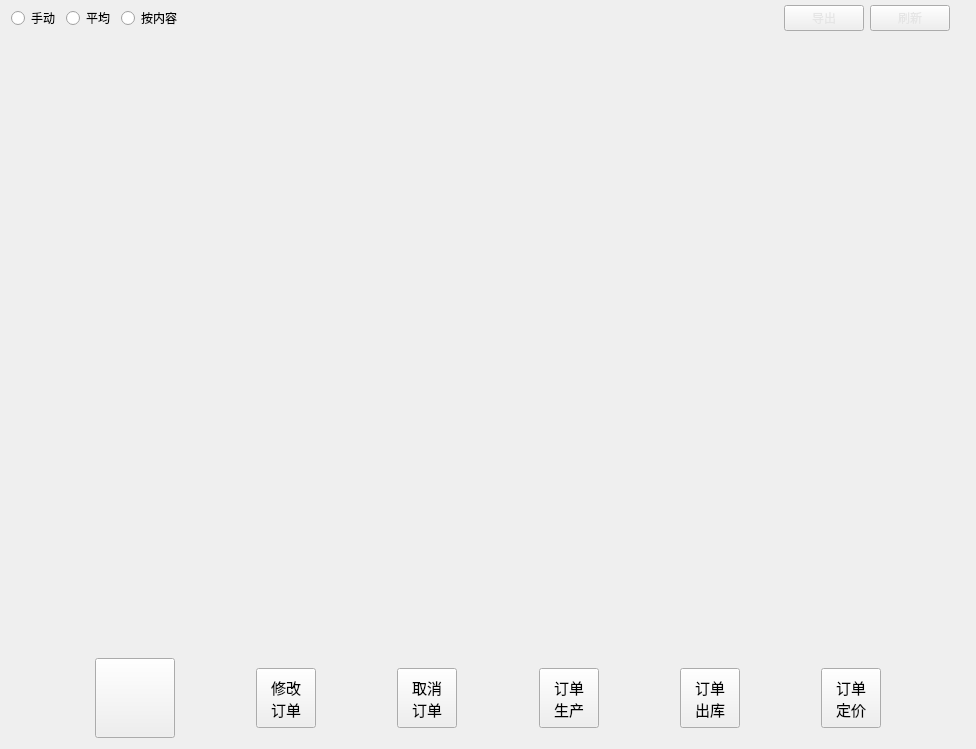
superp2017/NTERP, file Qt/ERP/ordermanager.ui: the form before one commit.
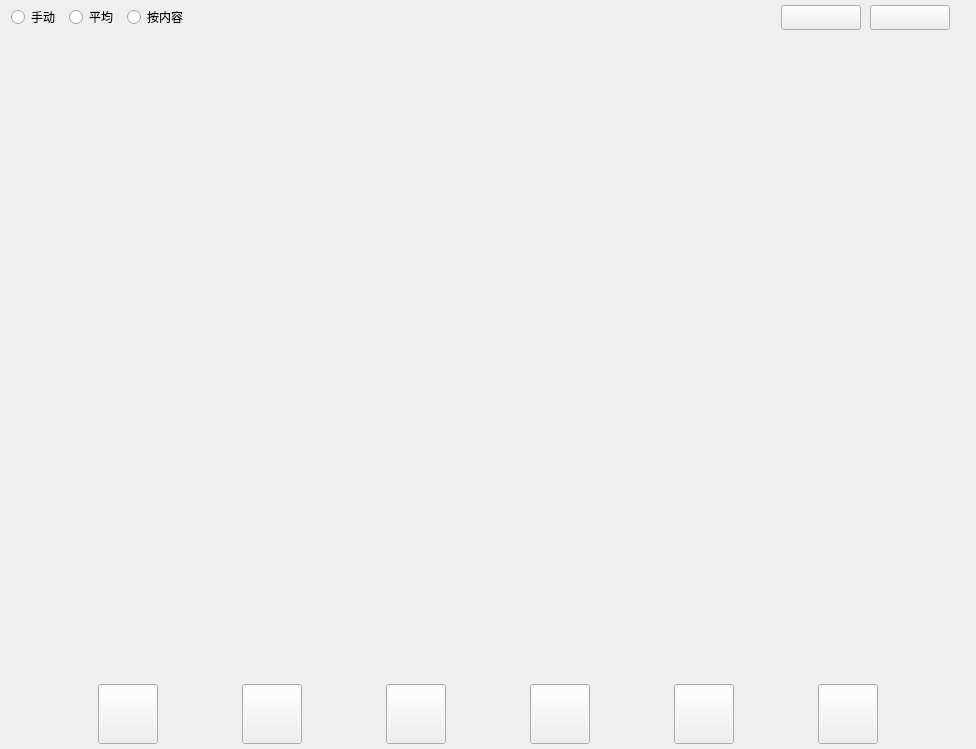
The form after the commit.

The edit to the form file:
```diff
--- a/Qt/ERP/ordermanager.ui
+++ b/Qt/ERP/ordermanager.ui
@@ -15,13 +15,28 @@
   </property>
   <layout class="QGridLayout" name="gridLayout">
    <property name="topMargin">
-    <number>5</number>
+    <number>0</number>
+   </property>
+   <property name="bottomMargin">
+    <number>0</number>
+   </property>
+   <property name="verticalSpacing">
+    <number>0</number>
    </property>
    <item row="0" column="0">
     <layout class="QHBoxLayout" name="horizontalLayout">
+     <property name="spacing">
+      <number>9</number>
+     </property>
+     <property name="topMargin">
+      <number>5</number>
+     </property>
      <property name="rightMargin">
       <number>15</number>
      </property>
+     <property name="bottomMargin">
+      <number>5</number>
+     </property>
      <item>
       <widget class="QRadioButton" name="radioButton_manu">
        <property name="text">
@@ -58,21 +73,45 @@
      </item>
      <item>
       <widget class="QPushButton" name="pushButton_print">
+       <property name="minimumSize">
+        <size>
+         <width>80</width>
+         <height>25</height>
+        </size>
+       </property>
+       <property name="maximumSize">
+        <size>
+         <width>16777215</width>
+         <height>25</height>
+        </size>
+       </property>
        <property name="styleSheet">
         <string notr="true">color: rgb(229, 229, 229);</string>
        </property>
        <property name="text">
-        <string>导出</string>
+        <string/>
        </property>
       </widget>
      </item>
      <item>
       <widget class="QPushButton" name="pushButton_reflash">
+       <property name="minimumSize">
+        <size>
+         <width>80</width>
+         <height>25</height>
+        </size>
+       </property>
+       <property name="maximumSize">
+        <size>
+         <width>16777215</width>
+         <height>25</height>
+        </size>
+       </property>
        <property name="styleSheet">
         <string notr="true">color: rgb(229, 229, 229);</string>
        </property>
        <property name="text">
-        <string>刷新</string>
+        <string/>
        </property>
       </widget>
      </item>
@@ -87,7 +126,7 @@
       <string notr="true"/>
      </property>
      <property name="tabPosition">
-      <enum>QTabWidget::North</enum>
+      <enum>QTabWidget::South</enum>
      </property>
      <property name="currentIndex">
       <number>-1</number>
@@ -102,16 +141,19 @@
      <property name="minimumSize">
       <size>
        <width>0</width>
-       <height>80</height>
+       <height>70</height>
       </size>
      </property>
      <property name="maximumSize">
       <size>
        <width>16777215</width>
-       <height>80</height>
+       <height>70</height>
       </size>
      </property>
      <layout class="QHBoxLayout" name="horizontalLayout_2">
+      <property name="spacing">
+       <number>6</number>
+      </property>
       <property name="topMargin">
        <number>0</number>
       </property>
@@ -135,14 +177,14 @@
        <widget class="QPushButton" name="pushButton_new">
         <property name="minimumSize">
          <size>
-          <width>80</width>
-          <height>80</height>
+          <width>60</width>
+          <height>60</height>
          </size>
         </property>
         <property name="maximumSize">
          <size>
-          <width>80</width>
-          <height>80</height>
+          <width>60</width>
+          <height>60</height>
          </size>
         </property>
         <property name="font">
@@ -193,8 +235,7 @@
          </font>
         </property>
         <property name="text">
-         <string>修改
-订单</string>
+         <string/>
         </property>
        </widget>
       </item>
@@ -232,8 +273,7 @@
          </font>
         </property>
         <property name="text">
-         <string>取消
-订单</string>
+         <string/>
         </property>
        </widget>
       </item>
@@ -273,8 +313,7 @@
          </font>
         </property>
         <property name="text">
-         <string>订单
-生产</string>
+         <string/>
         </property>
        </widget>
       </item>
@@ -312,8 +351,7 @@
          </font>
         </property>
         <property name="text">
-         <string>订单
-出库</string>
+         <string/>
         </property>
        </widget>
       </item>
@@ -351,8 +389,7 @@
          </font>
         </property>
         <property name="text">
-         <string>订单
-定价</string>
+         <string/>
         </property>
        </widget>
       </item>
```
